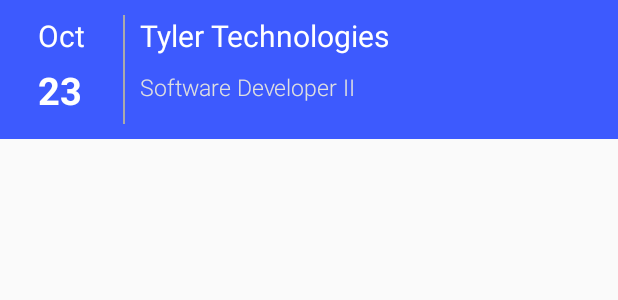
After one commit to leef3/Interview_Prepper_Interviewee, an Android app: the layout schedule_list_item.xml on its own in the app's theme, with its tools: preview values and no code run, on a phone screen of 412 x 824 dp. The commit adds this screen. Shown: the top 300 px of the screen. Run offline under Robolectric (Android 15) with nearby library versions, the phone set to English and light mode, and no system bars.

Commit message:
DataSave Partially working, New Icons, ScheduleListItem

```diff
--- a/app/build.gradle
+++ b/app/build.gradle
@@ -24,4 +24,5 @@ dependencies {
     compile 'com.android.support:appcompat-v7:22.1.1'
     compile 'com.specyci:residemenu:1.6+'
     compile 'com.blunderer:materialdesignlibrary:2.0.4'
+    compile 'com.google.code.gson:gson:2.3.1'
 }
--- /dev/null
+++ b/app/src/main/res/layout/schedule_list_item.xml
@@ -0,0 +1,84 @@
+<?xml version="1.0" encoding="utf-8"?>
+<LinearLayout xmlns:android="http://schemas.android.com/apk/res/android"
+    android:orientation="vertical" android:layout_width="match_parent"
+    android:layout_height="match_parent">
+
+    <LinearLayout
+        android:orientation="horizontal"
+        android:layout_width="match_parent"
+        android:background="#3D5AFE"
+        android:layout_height="wrap_content">
+
+        <LinearLayout
+            android:orientation="vertical"
+            android:layout_width="wrap_content"
+            android:layout_height="wrap_content">
+
+            <TextView
+                android:layout_width="wrap_content"
+                android:layout_height="wrap_content"
+                android:text="Oct"
+                android:id="@+id/scheduleListItemMonth"
+                android:textColor="#FFFFFF"
+                android:textSize="20dp"
+                android:paddingLeft="25dp"
+                android:paddingRight="25dp"
+                android:paddingTop="10dp" />
+
+            <TextView
+                android:layout_width="wrap_content"
+                android:layout_height="wrap_content"
+                android:text="23"
+                android:id="@+id/scheduleListItemDay"
+                android:textSize="25dp"
+                android:textStyle="bold"
+                android:textColor="#FFFFFF"
+                android:paddingLeft="25dp"
+                android:paddingTop="5dp"
+                android:paddingRight="25dp"
+                android:paddingBottom="15dp" />
+
+        </LinearLayout>
+
+        <View
+            android:layout_height="match_parent"
+            android:layout_width="1dp"
+            android:background="@android:color/darker_gray"
+            android:layout_marginTop="10dp"
+            android:layout_marginBottom="10dp" />
+
+        <LinearLayout
+            android:orientation="vertical"
+            android:layout_width="wrap_content"
+            android:layout_height="match_parent">
+
+            <TextView
+                android:layout_width="wrap_content"
+                android:layout_height="wrap_content"
+                android:text="Tyler Technologies"
+                android:id="@+id/scheduleListCompanyName"
+                android:textColor="#FFFFFF"
+                android:textSize="20dp"
+                android:paddingLeft="10dp"
+                android:paddingTop="10dp" />
+
+            <TextView
+                android:layout_width="wrap_content"
+                android:layout_height="wrap_content"
+                android:text="Software Developer II"
+                android:id="@+id/scheduleListJobPosition"
+                android:textColor="#E0E0E0"
+                android:textSize="15dp"
+                android:paddingLeft="10dp"
+                android:paddingTop="10dp"
+                android:fontFamily="sans-serif-light" />
+
+        </LinearLayout>
+
+
+    </LinearLayout>
+
+
+
+
+</LinearLayout>
--- a/app/src/main/res/values/strings.xml
+++ b/app/src/main/res/values/strings.xml
@@ -14,6 +14,9 @@
     <string name="fragment_strength">Strengths</string>
     <string name="fragment_weakness">Weaknesses</string>
 
+    <!-- SAVE DATA STRINGS -->
+    <string name="DATA_SAVE_NAME">MASTER_DATA_SAVE</string>
+
 <!-- TODO: Remove or change this placeholder text -->
     <string name="hello_blank_fragment">Hello blank fragment</string>
 </resources>
```
Also changed, not shown: app/src/main/java/studios/redleef/interviewprepperinterviewee/DataSave.java (added, +78 -0 lines), app/src/main/java/studios/redleef/interviewprepperinterviewee/MainActivity.java (+6 -8 lines), app/src/main/res/drawable/ic_answered.png, app/src/main/res/drawable/ic_experience.png, app/src/main/res/drawable/ic_favorite.png, app/src/main/res/drawable/ic_question.png, app/src/main/res/drawable/ic_scheduled.png, app/src/main/res/drawable/ic_strength.png, app/src/main/res/drawable/ic_weakness.png, 1 other file.
